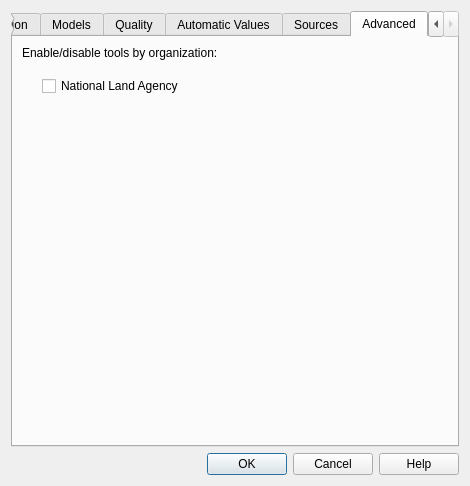
Above: asistente_ladm_col/ui/settings_dialog.ui from SwissTierrasColombia/Asistente-LADM-COL before the change. Below: the same form after it.
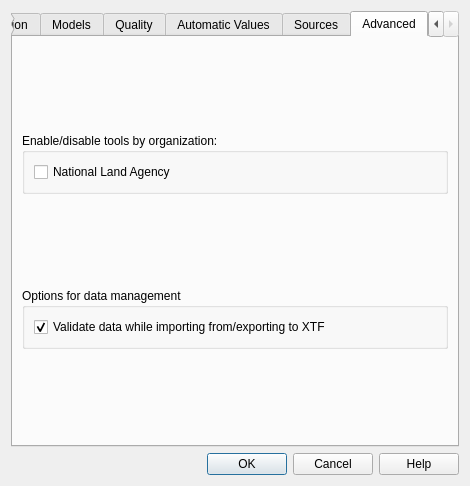
That is the form after the change. The open tabs and pages were chosen to show the change. Icons and pictures are not drawn. Custom widgets are drawn as their Qt base class.

Commit message: [ili2db] New option in settings dialog to disable validation on XTF import/export

Patch:
```diff
--- a/asistente_ladm_col/ui/settings_dialog.ui
+++ b/asistente_ladm_col/ui/settings_dialog.ui
@@ -588,32 +588,26 @@
        <string>Advanced</string>
       </attribute>
       <layout class="QVBoxLayout" name="verticalLayout_2">
-       <item>
-        <widget class="QLabel" name="label_2">
-         <property name="text">
-          <string>Enable/disable tools by organization:</string>
-         </property>
-        </widget>
-       </item>
        <item>
         <spacer name="verticalSpacer_5">
          <property name="orientation">
           <enum>Qt::Vertical</enum>
          </property>
-         <property name="sizeType">
-          <enum>QSizePolicy::Fixed</enum>
-         </property>
          <property name="sizeHint" stdset="0">
           <size>
            <width>20</width>
-           <height>10</height>
+           <height>40</height>
           </size>
          </property>
         </spacer>
        </item>
        <item>
-        <layout class="QGridLayout" name="gridLayout_4">
-         <item row="1" column="1">
+        <widget class="QGroupBox" name="groupBox_4">
+         <property name="title">
+          <string>Enable/disable tools by organization:</string>
+         </property>
+         <layout class="QGridLayout" name="gridLayout_11">
+          <item row="0" column="0">
           <widget class="QCheckBox" name="chk_ant_tools">
            <property name="enabled">
             <bool>true</bool>
@@ -623,23 +617,40 @@
            </property>
           </widget>
          </item>
-         <item row="1" column="0">
-          <spacer name="horizontalSpacer_9">
+         </layout>
+        </widget>
+       </item>
+       <item>
+        <spacer name="verticalSpacer_7">
            <property name="orientation">
-            <enum>Qt::Horizontal</enum>
-           </property>
-           <property name="sizeType">
-            <enum>QSizePolicy::Fixed</enum>
+          <enum>Qt::Vertical</enum>
            </property>
            <property name="sizeHint" stdset="0">
             <size>
              <width>20</width>
-             <height>20</height>
+           <height>40</height>
             </size>
            </property>
           </spacer>
          </item>
-        </layout>
+       <item>
+        <widget class="QGroupBox" name="groupBox_3">
+         <property name="title">
+          <string>Options for data management</string>
+         </property>
+         <layout class="QGridLayout" name="gridLayout_6">
+          <item row="0" column="0">
+           <widget class="QCheckBox" name="chk_validate_data_importing_exporting">
+            <property name="text">
+             <string>Validate data while importing from/exporting to XTF</string>
+            </property>
+            <property name="checked">
+             <bool>true</bool>
+            </property>
+           </widget>
+          </item>
+         </layout>
+        </widget>
        </item>
        <item>
         <spacer name="verticalSpacer_2">
```
Lines whose indentation alone changed are shown as unchanged. The commit also changes 4 other files.
